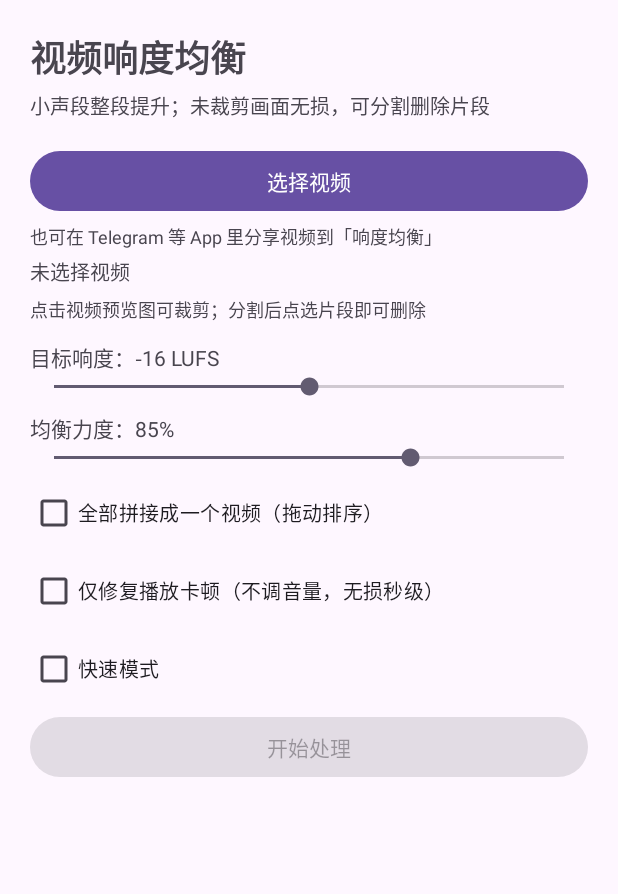
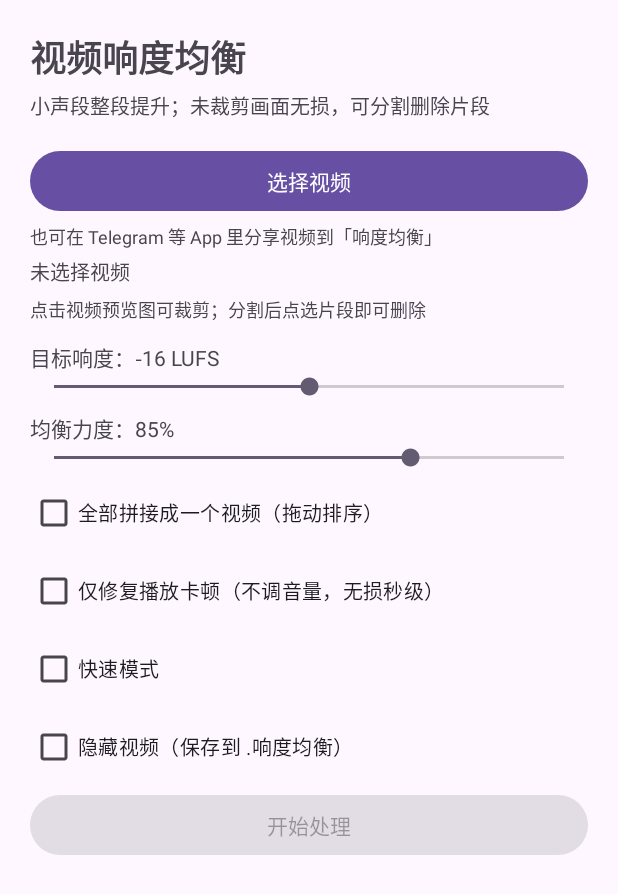
Before and after one commit to yuanc1204/loudness-normalizer, an Android app: the screen it shows after launch (MainActivity), on a phone screen of 412 x 824 dp. Shown: the top 894 px of the screen. Run offline under Robolectric (Android 15) with nearby library versions, the light colour scheme and no system bars; libraries missing offline, so code that uses them is left out: com.antonkarpenko.ffmpegkit.

Commit message:
安卓 App：增加隐藏视频保存选项

```diff
--- a/android/app/build.gradle
+++ b/android/app/build.gradle
@@ -11,8 +11,8 @@ android {
         applicationId "com.yc.loudnorm.editor"
         minSdk 29
         targetSdk 34
-        versionCode 39
-        versionName "2.9.4"
+        versionCode 40
+        versionName "2.9.5"
         ndk {
             // 只保留手机常见架构，控制 APK 体积
             abiFilters 'arm64-v8a', 'armeabi-v7a'
--- a/android/app/src/main/java/com/yc/loudnorm/MainActivity.kt
+++ b/android/app/src/main/java/com/yc/loudnorm/MainActivity.kt
@@ -63,6 +63,7 @@ class MainActivity : AppCompatActivity() {
     private lateinit var cbRepair: CheckBox
     private lateinit var cbConcat: CheckBox
     private lateinit var cbFast: CheckBox
+    private lateinit var cbHideVideos: CheckBox
 
     // inConcat：该视频是否被选入拼接组（勾选的视频合并成一个，按列表顺序）
     private class PickedFile(val uri: Uri, val name: String) {
@@ -122,10 +123,12 @@ class MainActivity : AppCompatActivity() {
         cbRepair = findViewById(R.id.cbRepair)
         cbConcat = findViewById(R.id.cbConcat)
         cbFast = findViewById(R.id.cbFast)
+        cbHideVideos = findViewById(R.id.cbHideVideos)
 
         sbTarget.progress = settings.getInt("target_progress", 4).coerceIn(0, sbTarget.max)
         sbStrength.progress = settings.getInt("strength_progress", 35).coerceIn(0, sbStrength.max)
         cbFast.isChecked = settings.getBoolean("fast_mode", false)
+        cbHideVideos.isChecked = settings.getBoolean("hide_videos", false)
         tvTarget.text = "目标响度：${targetLufs().toInt()} LUFS"
         tvStrength.text = "均衡力度：${(strength() * 100).toInt()}%"
 
@@ -144,6 +147,9 @@ class MainActivity : AppCompatActivity() {
         }
         cbFast.setOnCheckedChangeListener { _, checked ->
             settings.edit().putBoolean("fast_mode", checked).apply()
+        }
+        cbHideVideos.setOnCheckedChangeListener { _, checked ->
+            settings.edit().putBoolean("hide_videos", checked).apply()
         }
         // 底部「拼接」是总开关：勾选=全选所有视频进拼接组，取消=全不选
         cbConcat.setOnCheckedChangeListener { _, checked ->
@@ -547,6 +553,7 @@ class MainActivity : AppCompatActivity() {
         cbRepair.isEnabled = !b
         cbConcat.isEnabled = !b && picked.size > 1
         cbFast.isEnabled = !b
+        cbHideVideos.isEnabled = !b
         rvFiles.visibility = if (b || picked.isEmpty()) View.GONE else View.VISIBLE
         fileAdapter.notifyDataSetChanged()   // 重新绑定，让每行「拼接」勾选框随忙碌禁用
         pbFile.visibility = if (b) View.VISIBLE else View.INVISIBLE
@@ -586,12 +593,14 @@ class MainActivity : AppCompatActivity() {
         val strength = strength()
         val repair = cbRepair.isChecked
         val fastMode = cbFast.isChecked
+        val hideVideos = cbHideVideos.isChecked
         val request = ProcessingRequest(
             runId = System.currentTimeMillis(),
             target = target,
             strength = strength,
             repair = repair,
             fastMode = fastMode,
+            hideVideos = hideVideos,
             files = picked.map { file ->
                 ProcessingInput(
                     uriText = file.uri.toString(),
--- a/android/app/src/main/res/layout/activity_main.xml
+++ b/android/app/src/main/res/layout/activity_main.xml
@@ -106,6 +106,14 @@
         android:text="快速模式"
         android:textSize="13sp" />
 
+    <CheckBox
+        android:id="@+id/cbHideVideos"
+        android:layout_width="wrap_content"
+        android:layout_height="wrap_content"
+        android:layout_marginTop="4dp"
+        android:text="隐藏视频（保存到 .响度均衡）"
+        android:textSize="13sp" />
+
     <Button
         android:id="@+id/btnStart"
         android:layout_width="match_parent"
```
Also changed, not shown: android/app/src/main/java/com/yc/loudnorm/VideoProcessor.kt (+8 -3 lines), 1 other file.
